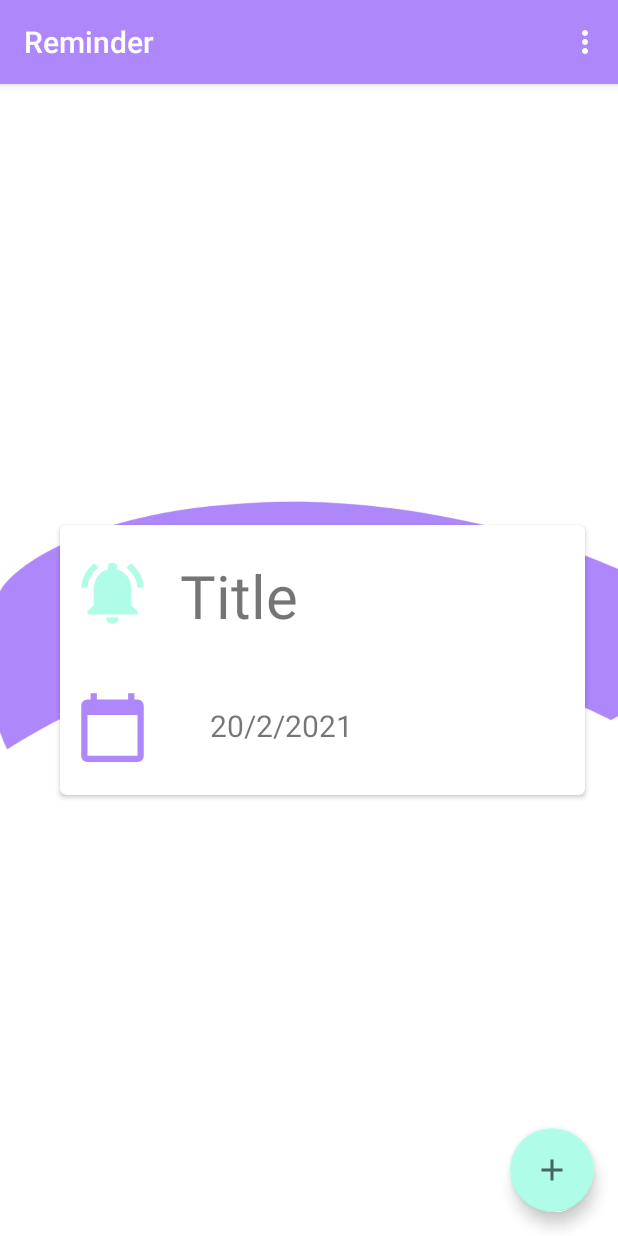
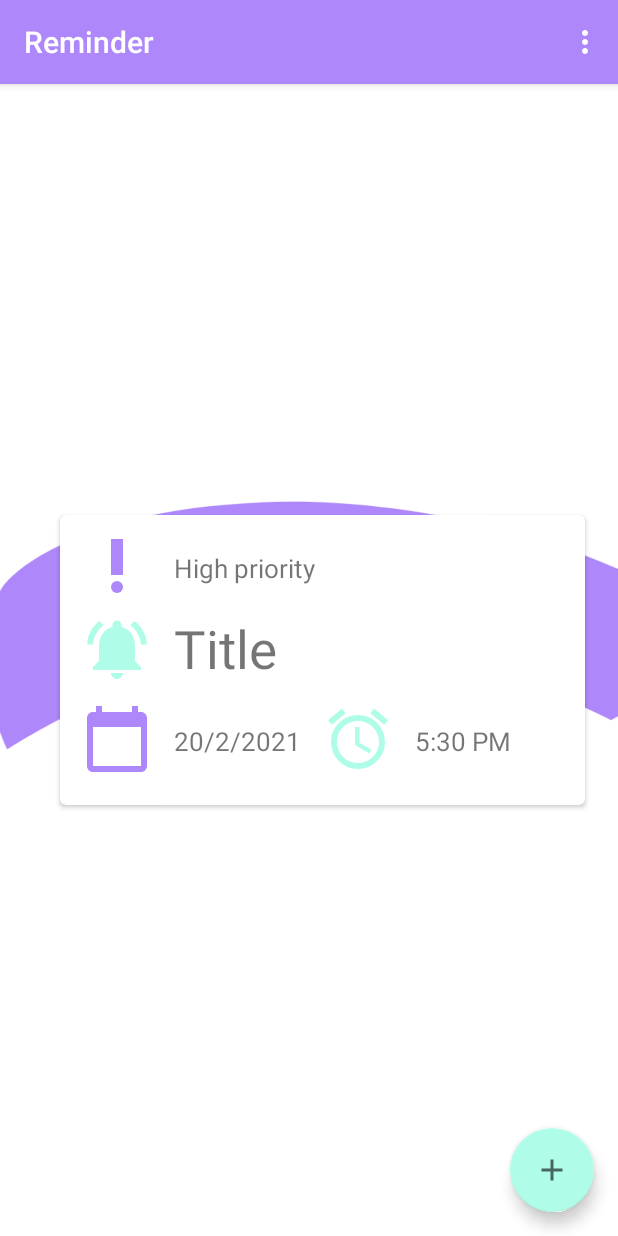
Before and after one commit to LatifahAlomar/Reminder, an Android app: the screen it shows after launch (MainActivity), on a phone screen of 412 x 824 dp. Run offline under Robolectric (Android 15) with nearby library versions, the phone set to English and light mode, and no system bars.

Commit message:
card item fixed

```diff
--- /dev/null
+++ b/Reminder/app/src/main/res/drawable/ic_baseline_alarm_24.xml
@@ -0,0 +1,5 @@
+<vector android:height="24dp" android:tint="#AFFDE8"
+    android:viewportHeight="24" android:viewportWidth="24"
+    android:width="24dp" xmlns:android="http://schemas.android.com/apk/res/android">
+    <path android:fillColor="@android:color/white" android:pathData="M22,5.72l-4.6,-3.86 -1.29,1.53 4.6,3.86L22,5.72zM7.88,3.39L6.6,1.86 2,5.71l1.29,1.53 4.59,-3.85zM12.5,8L11,8v6l4.75,2.85 0.75,-1.23 -4,-2.37L12.5,8zM12,4c-4.97,0 -9,4.03 -9,9s4.02,9 9,9c4.97,0 9,-4.03 9,-9s-4.03,-9 -9,-9zM12,20c-3.87,0 -7,-3.13 -7,-7s3.13,-7 7,-7 7,3.13 7,7 -3.13,7 -7,7z"/>
+</vector>
--- /dev/null
+++ b/Reminder/app/src/main/res/drawable/ic_baseline_priority_high_24.xml
@@ -0,0 +1,6 @@
+<vector android:height="24dp" android:tint="#AE87FA"
+    android:viewportHeight="24" android:viewportWidth="24"
+    android:width="24dp" xmlns:android="http://schemas.android.com/apk/res/android">
+    <path android:fillColor="@android:color/white" android:pathData="M12,19m-2,0a2,2 0,1 1,4 0a2,2 0,1 1,-4 0"/>
+    <path android:fillColor="@android:color/white" android:pathData="M10,3h4v12h-4z"/>
+</vector>
--- a/Reminder/app/src/main/res/layout/fragment_first.xml
+++ b/Reminder/app/src/main/res/layout/fragment_first.xml
@@ -20,55 +20,107 @@
             android:layout_height="wrap_content"
             android:layout_gravity="center"
             android:layout_marginLeft="40dp"
-            app:cardCornerRadius="4dp">
-
+            app:cardCornerRadius="4dp"
+            android:shrinkColumns="0">
 
             <TableRow
                 android:layout_width="match_parent"
-                android:layout_height="match_parent">
+                android:layout_height="wrap_content">
 
                 <ImageView
-                    android:layout_width="50dp"
-                    android:layout_height="50dp"
+                    android:id="@+id/imageView3"
+                    android:layout_width="56dp"
+                    android:layout_height="48dp"
+                    android:layout_marginLeft="10dp"
+                    android:layout_marginTop="10dp"
+                    android:src="@drawable/ic_baseline_priority_high_24" />
+
+                <TextView
+                    android:id="@+id/textView3"
+                    android:layout_width="wrap_content"
+                    android:layout_height="wrap_content"
+                    android:layout_gravity="center_horizontal"
+                    android:layout_marginStart="10dp"
+                    android:layout_marginLeft="10dp"
+                    android:layout_marginTop="10dp"
+                    android:paddingTop="23dp"
+                    android:textSize="17dp"
+                    android:text="High priority " />
+            </TableRow>
+
+            <TableRow
+                android:layout_width="match_parent"
+                android:layout_height="wrap_content"
+                android:layout_marginTop="45dp">
+
+                <ImageView
+                    android:layout_width="56dp"
+                    android:layout_height="48dp"
+                    android:layout_marginLeft="10dp"
                     android:layout_marginTop="20dp"
-                    android:layout_marginLeft="10dp"
-                    app:srcCompat="@drawable/ic_baseline_notifications_active_24"></ImageView>
+                    android:src="@drawable/ic_baseline_notifications_active_24">
+
+                </ImageView>
+
                 <TextView
                     android:id="@+id/textView6"
                     android:layout_width="wrap_content"
                     android:layout_height="wrap_content"
                     android:layout_gravity="center_horizontal"
-                    android:layout_marginStart="20dp"
+                    android:layout_marginStart="10dp"
                     android:layout_marginLeft="10dp"
-                    android:layout_marginTop="20dp"
+                    android:layout_marginTop="10dp"
+                    android:paddingTop="20dp"
                     android:text="Title"
-                    android:textSize="40dp"
-                    android:paddingTop="20dp"/>
+                    android:textSize="35dp" />
             </TableRow>
-
 
             <TableRow
                 android:layout_width="match_parent"
                 android:layout_height="match_parent"
-                android:layout_marginTop="100dp">
+                android:layout_marginTop="115dp">
 
                 <ImageView
-                    android:layout_width="50dp"
-                    android:layout_height="50dp"
+                    android:layout_width="56dp"
+                    android:layout_height="48dp"
                     android:layout_marginLeft="10dp"
                     android:layout_marginTop="10dp"
                     android:layout_marginBottom="20dp"
-                    app:srcCompat="@drawable/ic_baseline_calendar_today_24"></ImageView>
+                    android:src="@drawable/ic_baseline_calendar_today_24"></ImageView>
 
                 <TextView
                     android:id="@+id/textView5"
                     android:layout_width="wrap_content"
                     android:layout_height="wrap_content"
                     android:layout_gravity="center_horizontal"
-                    android:layout_marginLeft="40dp"
-                    android:textSize="20dp"
+                    android:layout_marginStart="10dp"
+                    android:layout_marginLeft="10dp"
+                    android:layout_marginTop="10dp"
+                    android:paddingTop="23dp"
+                    android:textSize="17dp"
                     android:text="20/2/2021"
-                    android:paddingTop="20dp"/>
+                     />
+
+                <ImageView
+                    android:id="@+id/imageView"
+                    android:layout_width="56dp"
+                    android:layout_height="48dp"
+                    android:layout_marginLeft="10dp"
+                    android:layout_marginTop="10dp"
+                    android:layout_marginBottom="20dp"
+                    android:src="@drawable/ic_baseline_alarm_24"></ImageView>
+
+                <TextView
+                    android:id="@+id/textView"
+                    android:layout_width="wrap_content"
+                    android:layout_height="wrap_content"
+                    android:layout_gravity="center_horizontal"
+                    android:layout_marginStart="10dp"
+                    android:layout_marginLeft="10dp"
+                    android:layout_marginTop="10dp"
+                    android:paddingTop="23dp"
+                    android:textSize="17dp"
+                    android:text="5:30 PM" />
 
             </TableRow>
 
```
Also changed, not shown: 488 other files.
